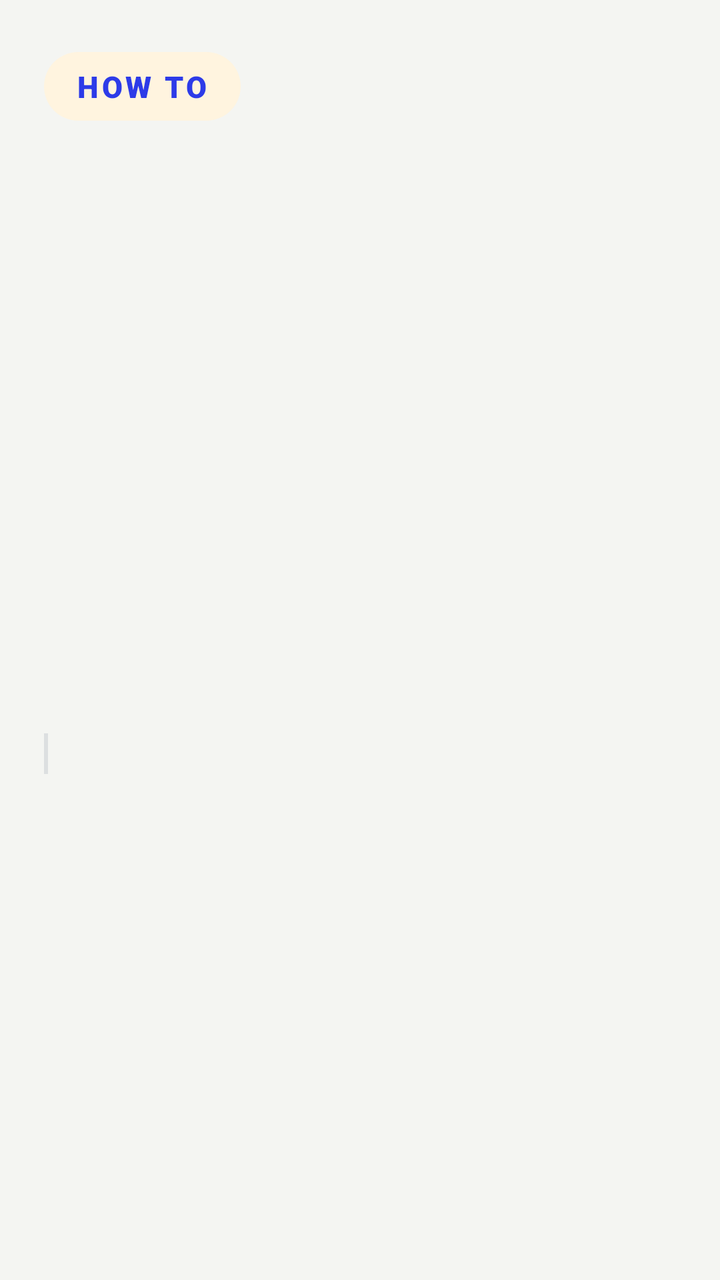
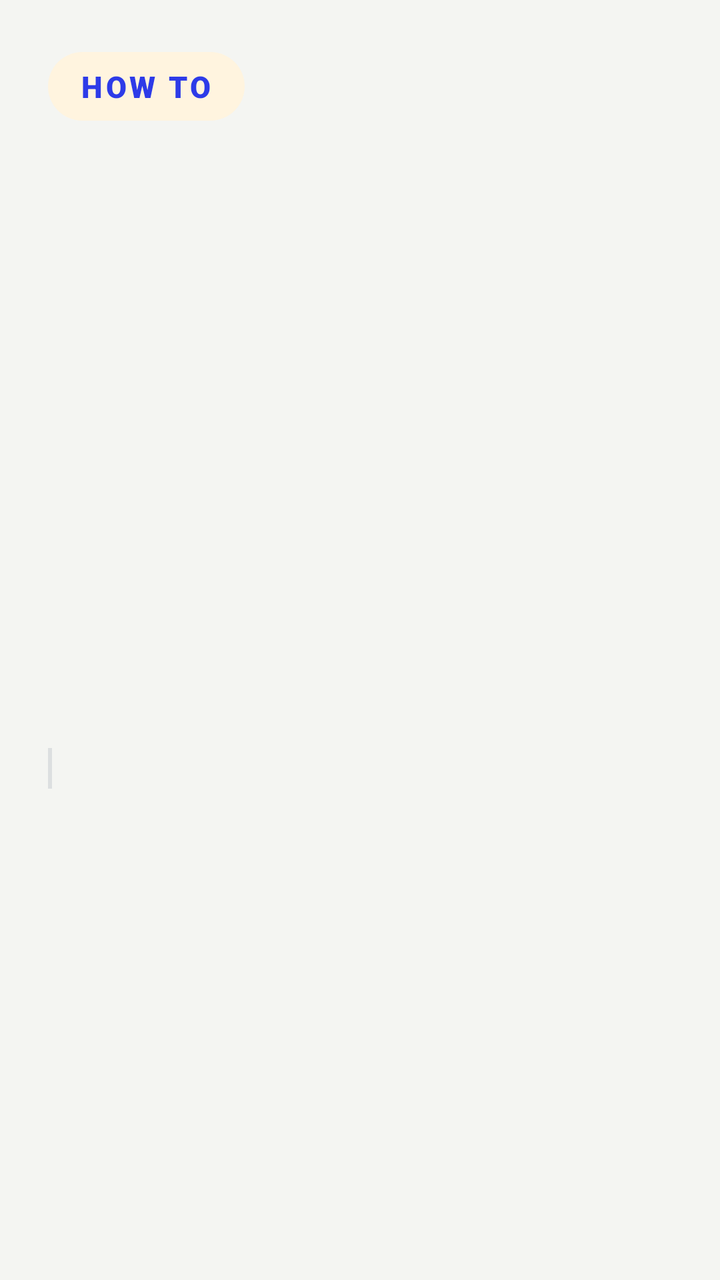

An Android layout rendered at two revisions. The XML below is the earlier revision; the diff shows what the commit changed to produce the second picture.
<!-- AndroidManifest.xml: application theme Theme.Marginalia -->
<!-- res/layout/item_slide.xml -->
<?xml version="1.0" encoding="utf-8"?>
<ScrollView xmlns:android="http://schemas.android.com/apk/res/android"
    android:layout_width="match_parent"
    android:layout_height="match_parent"
    android:fillViewport="true">

    <LinearLayout
        android:layout_width="match_parent"
        android:layout_height="wrap_content"
        android:orientation="vertical"
        android:paddingStart="22dp"
        android:paddingTop="26dp"
        android:paddingEnd="22dp"
        android:paddingBottom="18dp">

        
        <TextView
            android:id="@+id/hook_pill"
            android:layout_width="wrap_content"
            android:layout_height="wrap_content"
            android:background="@drawable/hook_pill"
            android:fontFamily="sans-serif-black"
            android:letterSpacing="0.1"
            android:paddingStart="16dp"
            android:paddingTop="7dp"
            android:paddingEnd="16dp"
            android:paddingBottom="7dp"
            android:text="@string/hook_pill"
            android:textColor="@color/hook_pill_ink"
            android:textSize="15sp" />

        <TextView
            android:id="@+id/slide_kicker"
            style="@style/Kicker"
            android:layout_width="match_parent"
            android:layout_height="wrap_content" />

        <View
            android:id="@+id/spacer_top"
            android:layout_width="match_parent"
            android:layout_height="0dp"
            android:layout_weight="1"
            android:minHeight="24dp" />

        <TextView
            android:id="@+id/hook_title"
            android:layout_width="match_parent"
            android:layout_height="wrap_content"
            android:fontFamily="@font/fraunces_soft_bold"
            android:letterSpacing="-0.01"
            android:lineSpacingMultiplier="1.0"
            android:textColor="@color/hook_ink"
            android:textSize="54sp" />

        <TextView
            android:id="@+id/hook_author"
            android:layout_width="match_parent"
            android:layout_height="wrap_content"
            android:layout_marginTop="16dp"
            android:fontFamily="sans-serif-medium"
            android:textColor="@color/hook_soft"
            android:textSize="15sp" />

        <TextView
            android:id="@+id/slide_line"
            android:textStyle="bold"
            android:layout_width="match_parent"
            android:layout_height="wrap_content"
            android:fontFamily="@font/literata"
            android:lineSpacingMultiplier="1.3"
            android:textColor="@color/ink"
            android:textSize="24sp" />

        <TextView
            android:id="@+id/slide_mini_quote"
            android:layout_width="match_parent"
            android:layout_height="wrap_content"
            android:layout_marginTop="16dp"
            android:background="@drawable/quote_rule"
            android:fontFamily="@font/literata"
            android:lineSpacingMultiplier="1.35"
            android:paddingStart="14dp"
            android:textColor="@color/ink_soft"
            android:textSize="15sp" />

        <TextView
            android:id="@+id/slide_body"
            android:layout_width="match_parent"
            android:layout_height="wrap_content"
            android:layout_marginTop="16dp"
            android:fontFamily="@font/literata"
            android:lineSpacingMultiplier="1.45"
            android:textColor="@color/ink"
            android:textSize="18sp" />

        <View
            android:id="@+id/spacer_bottom"
            android:layout_width="match_parent"
            android:layout_height="0dp"
            android:layout_weight="1"
            android:minHeight="24dp" />

        <TextView
            android:id="@+id/slide_footer"
            android:layout_width="match_parent"
            android:layout_height="wrap_content"
            android:layout_marginTop="20dp"
            android:textColor="@color/ink_soft"
            android:textSize="14sp" />

        
        <TextView
            android:id="@+id/slide_job"
            android:layout_width="match_parent"
            android:layout_height="wrap_content"
            android:layout_marginTop="6dp"
            android:textColor="@color/ink_soft"
            android:textSize="12sp"
            android:textStyle="italic" />
    </LinearLayout>
</ScrollView>
<!-- resources referenced by this layout -->
<resources>
  <color name="hook_ink">#FFF4DF</color>
  <color name="hook_pill_ink">#2D3BE8</color>
  <color name="hook_soft">#CCFFF4DF</color>
  <color name="ink">#1B1D22</color>
  <color name="ink_soft">#565A63</color>
  <!-- drawable hook_pill (drawable) -->
  <?xml version="1.0" encoding="utf-8"?>
  <shape xmlns:android="http://schemas.android.com/apk/res/android" android:shape="rectangle">
      <solid android:color="@color/hook_pill" />
      <corners android:radius="99dp" />
  </shape>
  <!-- drawable quote_rule (drawable) -->
  <?xml version="1.0" encoding="utf-8"?>
  <layer-list xmlns:android="http://schemas.android.com/apk/res/android">
      <item android:gravity="start|fill_vertical" android:width="2dp">
          <shape android:shape="rectangle"><solid android:color="@color/rule" /></shape>
      </item>
  </layer-list>
  <string name="hook_pill">HOW TO</string>
  <style name="Kicker">
          <item name="android:fontFamily">monospace</item>
          <item name="android:textSize">12sp</item>
          <item name="android:letterSpacing">0.06</item>
          <item name="android:textAllCaps">true</item>
          <item name="android:textColor">@color/ink_soft</item>
      </style>
  <style name="Theme.Marginalia" parent="android:Theme.Material.Light.NoActionBar">
          <item name="android:windowBackground">@color/paper</item>
          <item name="android:statusBarColor">@color/paper</item>
          <item name="android:windowLightStatusBar">true</item>
          <item name="android:textColor">@color/ink</item>
      </style>
  <color name="hook_pill">#FFF4DF</color>
  <color name="rule">#DCDFE0</color>
  <color name="paper">#F4F5F2</color>
</resources>

<!-- the commit's change to res/layout/item_slide.xml (unified diff, before → after) -->
@@ -8,16 +8,17 @@
         android:layout_width="match_parent"
         android:layout_height="wrap_content"
         android:orientation="vertical"
-        android:paddingStart="22dp"
+        android:paddingStart="24dp"
         android:paddingTop="26dp"
-        android:paddingEnd="22dp"
-        android:paddingBottom="18dp">
+        android:paddingEnd="24dp"
+        android:paddingBottom="28dp">
 
         
         <TextView
             android:id="@+id/hook_pill"
             android:layout_width="wrap_content"
             android:layout_height="wrap_content"
+            android:layout_marginBottom="12dp"
             android:background="@drawable/hook_pill"
             android:fontFamily="sans-serif-black"
             android:letterSpacing="0.1"
@@ -33,7 +34,8 @@
             android:id="@+id/slide_kicker"
             style="@style/Kicker"
             android:layout_width="match_parent"
-            android:layout_height="wrap_content" />
+            android:layout_height="wrap_content"
+            android:layout_marginBottom="14dp" />
 
         <View
             android:id="@+id/spacer_top"
@@ -91,7 +93,7 @@
             android:fontFamily="@font/literata"
             android:lineSpacingMultiplier="1.45"
             android:textColor="@color/ink"
-            android:textSize="18sp" />
+            android:textSize="16sp" />
 
         <View
             android:id="@+id/spacer_bottom"
@@ -104,7 +106,7 @@
             android:id="@+id/slide_footer"
             android:layout_width="match_parent"
             android:layout_height="wrap_content"
-            android:layout_marginTop="20dp"
+            android:layout_marginTop="24dp"
             android:textColor="@color/ink_soft"
             android:textSize="14sp" />
 
